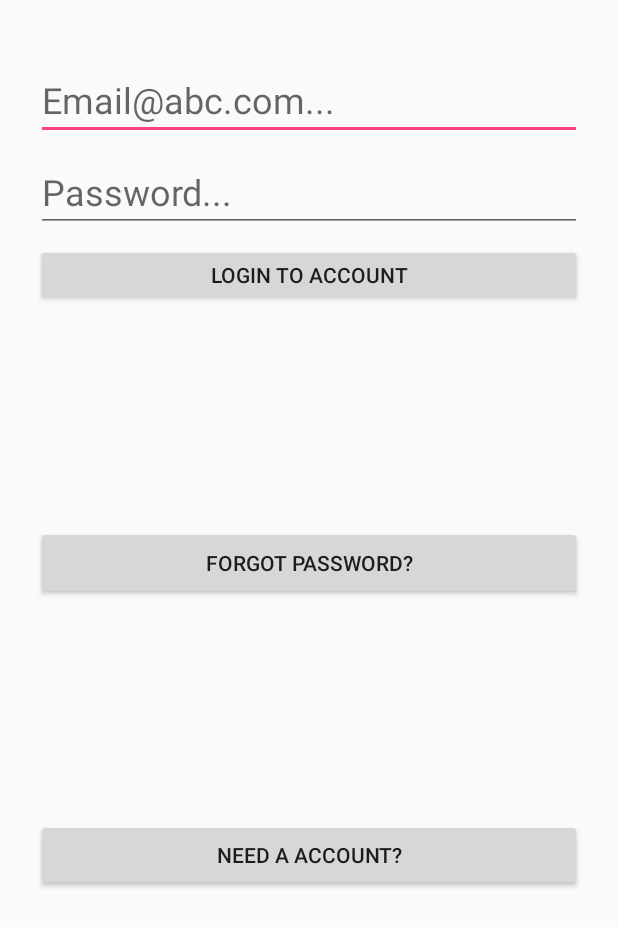
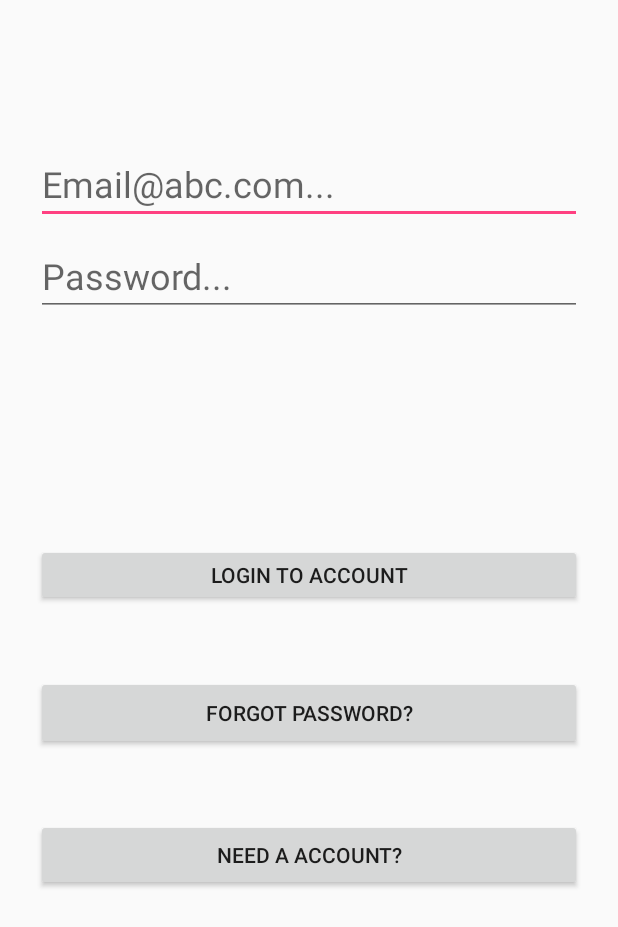
Before and after one commit to vuhi/pokerapp, an Android app: the screen it shows after launch (LoginActivity), on a phone screen of 412 x 824 dp, the part 309-1236 px from its top. Run offline under Robolectric (Android 15) with nearby library versions, the phone set to English and light mode, and no system bars; our stand-ins replace ButterKnife, Firebase (no records; nobody signed in at launch, a user with empty details on screens opened directly).

Commit message:
Fixed UI elements.

```diff
--- a/app/src/main/java/uc/edu/vuhi/pokerprojectapp/ResetPswdActivity.java
+++ b/app/src/main/java/uc/edu/vuhi/pokerprojectapp/ResetPswdActivity.java
@@ -18,7 +18,6 @@ import com.google.android.gms.tasks.OnCompleteListener;
 import com.google.android.gms.tasks.Task;
 
 public class ResetPswdActivity extends AppCompatActivity {
-
 
     @BindView(R.id.txtResetPswdEmail)
     EditText txtResetPswdEmail;
@@ -72,7 +71,5 @@ public class ResetPswdActivity extends AppCompatActivity {
                 finish();
             }
         });
-
-
     }
 }
--- a/app/src/main/res/layout/activity_login.xml
+++ b/app/src/main/res/layout/activity_login.xml
@@ -40,12 +40,13 @@
         android:layout_height="wrap_content"
         android:layout_marginEnd="24dp"
         android:layout_marginStart="24dp"
-        android:layout_marginTop="40dp"
+        android:layout_marginTop="96dp"
         android:ems="10"
         android:hint="@string/txtEmail"
         android:inputType="textEmailAddress"
         android:textSize="24sp"
         app:layout_constraintEnd_toEndOf="parent"
+        app:layout_constraintHorizontal_bias="1.0"
         app:layout_constraintStart_toStartOf="parent"
         app:layout_constraintTop_toBottomOf="@+id/imageLogo" />
 
@@ -61,6 +62,7 @@
         android:inputType="textPassword"
         android:textSize="24sp"
         app:layout_constraintEnd_toEndOf="parent"
+        app:layout_constraintHorizontal_bias="0.0"
         app:layout_constraintStart_toStartOf="parent"
         app:layout_constraintTop_toBottomOf="@+id/txtEmail" />
 
@@ -70,9 +72,10 @@
         android:layout_height="41dp"
         android:layout_marginEnd="24dp"
         android:layout_marginStart="24dp"
-        android:layout_marginTop="8dp"
+        android:layout_marginTop="152dp"
         android:text="@string/btnLogin"
         app:layout_constraintEnd_toEndOf="parent"
+        app:layout_constraintHorizontal_bias="0.0"
         app:layout_constraintStart_toStartOf="parent"
         app:layout_constraintTop_toBottomOf="@+id/txtPassword" />
 
--- a/app/src/main/res/layout/activity_reset_pswd.xml
+++ b/app/src/main/res/layout/activity_reset_pswd.xml
@@ -23,6 +23,7 @@
         android:layout_marginEnd="8dp"
         android:layout_marginStart="8dp"
         android:layout_marginTop="56dp"
+        android:gravity="center"
         android:text="@string/txtResetPswd"
         android:textSize="32sp"
         app:layout_constraintEnd_toEndOf="parent"
@@ -72,7 +73,6 @@
         android:textSize="24sp"
         app:layout_constraintBottom_toBottomOf="parent"
         app:layout_constraintEnd_toEndOf="parent"
-        app:layout_constraintHorizontal_bias="0.498"
         app:layout_constraintStart_toStartOf="parent"
         app:layout_constraintTop_toBottomOf="@+id/btnResetPswdEmail"
         app:layout_constraintVertical_bias="0.0" />
```
